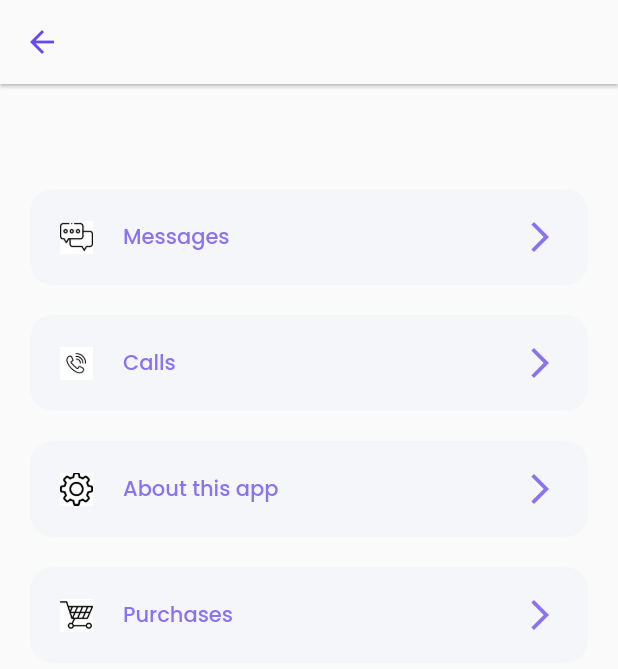
After one commit to sahzoda/education_app, a Flutter app: the screen it shows after launch, item 4 of the bottom bar chosen, after a tap on "Notifications", on a phone screen of 412 x 824 dp. The commit adds this screen. Shown: the top 669 px of the screen. Run offline on Flutter 3.47's test engine with Material 2 defaults, Android fonts, the phone set to English and light mode, and no system bars; our stand-ins replace video_player; network calls fail.

Commit message:
цуывксаемприо

```diff
--- a/lib/main.dart
+++ b/lib/main.dart
@@ -38,7 +38,7 @@ class MyApp extends StatelessWidget {
           ),
         ),
       ),
-      home: const BaseScreen(),
+      home:  BaseScreen(),
     );
   }
 }
--- a/lib/models/category.dart
+++ b/lib/models/category.dart
@@ -22,7 +22,7 @@ List<Category> categoryList = [
     thumbnail: 'assets/images/accounting.jpg',
   ),
   Category(
-    name: 'Photography',
+    name: 'SMM',
     noOfCourses: 16,
     thumbnail: 'assets/images/photography.jpg',
   ),
--- a/lib/screens/base_screen.dart
+++ b/lib/screens/base_screen.dart
@@ -30,6 +30,7 @@ class _BaseScreenState extends State<BaseScreen> {
         child: _widgetOptions.elementAt(_selectedIndex),
       ),
       bottomNavigationBar: BottomNavigationBar(
+
           type: BottomNavigationBarType.fixed,
           selectedItemColor: kPrimaryColor,
           backgroundColor: Colors.white,
--- a/lib/screens/course_screen.dart
+++ b/lib/screens/course_screen.dart
@@ -20,7 +20,7 @@ class _CourseScreenState extends State<CourseScreen> {
         body: SafeArea(
           bottom: false,
           child: Padding(
-            padding: const EdgeInsets.symmetric(horizontal: 20.0, vertical: 10),
+            padding: const EdgeInsets.symmetric(horizontal: 10.0, vertical: 7),
             child: Column(
               crossAxisAlignment: CrossAxisAlignment.start,
               children: [
@@ -46,7 +46,7 @@ class _CourseScreenState extends State<CourseScreen> {
                   ),
                 ),
                 const SizedBox(
-                  height: 15,
+                  height: 7,
                 ),
                 Expanded(
                   child: ListView.separated(
--- a/lib/screens/details_screen.dart
+++ b/lib/screens/details_screen.dart
@@ -68,7 +68,7 @@ class _DetailsScreenState extends State<DetailsScreen> {
                   height: 15,
                 ),
                 const Text(
-                  "Futter Novice to Ninja",
+                  "Futter ",
                   style: TextStyle(
                     fontWeight: FontWeight.w700,
                     fontSize: 18,
@@ -78,7 +78,7 @@ class _DetailsScreenState extends State<DetailsScreen> {
                   height: 3,
                 ),
                 const Text(
-                  "Created by DevWheels",
+                  "Created by ...",
                   style: TextStyle(
                     fontWeight: FontWeight.w500,
                     fontSize: 16,
@@ -282,7 +282,7 @@ class _EnrollBottomSheetState extends State<EnrollBottomSheet> {
               height: 45,
               width: 45,
               child: const Text(
-                "Enroll Now",
+                "Download",
                 style: TextStyle(
                   color: Colors.white,
                   fontSize: 18,
--- a/lib/screens/featuerd_screen.dart
+++ b/lib/screens/featuerd_screen.dart
@@ -172,7 +172,7 @@ class AppBar extends StatelessWidget {
             crossAxisAlignment: CrossAxisAlignment.start,
             children: [
               Text(
-                "Hello,\nGood Morning",
+                "Hello,\nUser",
                 style: Theme.of(context).textTheme.titleLarge,
               ),
               CircleButton(
--- a/lib/screens/my_learning.dart
+++ b/lib/screens/my_learning.dart
@@ -1,4 +1,3 @@
-import 'package:education_app/screens/details_screen.dart';
 import 'package:flutter/material.dart';
 
 class MyLearning extends StatelessWidget {
--- /dev/null
+++ b/lib/screens/notification_page.dart
@@ -0,0 +1,58 @@
+import 'package:education_app/constants/color.dart';
+import 'package:education_app/screens/profile.dart';
+import 'package:education_app/widgets/profile_menu.dart';
+import 'package:flutter/material.dart';
+
+
+class NotificationPage extends StatelessWidget {
+  @override
+  Widget build(BuildContext context) {
+    return Scaffold(
+      appBar: AppBar(
+        backgroundColor: Theme.of(context).scaffoldBackgroundColor,
+        elevation: 1,
+        leading: IconButton(
+          icon: Icon(
+            Icons.arrow_back,
+            color: kPrimaryColor,
+          ),
+          onPressed: () {
+            Navigator.push(context,MaterialPageRoute(builder: (context)=>Profile()));
+          },
+        ),
+          ),
+         body: Column(
+        children: [
+          // ProfilePic(),
+          SizedBox(height: 60),
+          // ProfileMenu(
+          //   text: "My Profile",
+
+
+          // ),
+          ProfileMenu(
+            text: "Messages",
+            image: "assets/images/message.png",
+            press: () {},
+          ),
+          ProfileMenu(
+            text: "Calls",
+            image: "assets/images/call.png",
+            press: () {},
+          ),
+          ProfileMenu(
+            text: "About this app",
+            image: "assets/images/setting.png",
+            press: () {},
+          ),
+          ProfileMenu(
+            text: "Purchases",
+            image: "assets/images/purchases.png",
+            press: () {},
+          ),
+        ],
+      ),
+
+    );
+  }
+}
--- a/lib/screens/profile.dart
+++ b/lib/screens/profile.dart
@@ -1,8 +1,9 @@
 import 'package:education_app/constants/color.dart';
+import 'package:education_app/screens/base_screen.dart';
+import 'package:education_app/widgets/body.dart';
 import 'package:education_app/widgets/profile_pic.dart';
 import 'package:flutter/material.dart';
 
-import '../widgets/body.dart';
 
 class Profile extends StatelessWidget {
   static String routeName = "/profile";
@@ -12,42 +13,40 @@ class Profile extends StatelessWidget {
   Widget build(BuildContext context) {
 
     return Scaffold(
+      appBar: AppBar(
+        backgroundColor: Theme.of(context).scaffoldBackgroundColor,
+        elevation: 1,
+        leading: IconButton(
+          icon: Icon(
+            Icons.arrow_back,
+            color: kPrimaryColor,
+          ),
+          onPressed: () {
+            Navigator.of(context).push(MaterialPageRoute(
+                  builder: (BuildContext context) => BaseScreen()));
 
-    //  appBar: AppBar(
-    //   backgroundColor: kPrimaryColor,
+          },
+        ),
+        // actions: [
+        //   IconButton(
+        //     icon: Icon(
+        //       Icons.settings,
+        //       color: kPrimaryColor,
+        //     ),
+        //     onPressed: () {
+        //       // Navigator.of(context).push(MaterialPageRoute(
+        //       //     builder: (BuildContext context) => Profile()));
+        //     },
+        //   ),
+        // ],
+      ),
+   body: Column(children: [
+    ProfilePic(),
 
-    //   leading: SizedBox(),
-    //   centerTitle: true,
-
-    // ),
-   body: Column(children: [
-          // Container(
-          //   // padding: const EdgeInsets.all(32.0),
-          //   height: 100.0,
-          //   width: 900,
-
-          //   //color: const Color(0xffDC1C17),
-          //   //color: const Color(0xffFFAB91),
-          //   decoration: new BoxDecoration(
-          //       color: Colors.grey.shade200,
-          //       borderRadius: new BorderRadius.only(
-          //           bottomLeft: const Radius.circular(105.0),
-          //           bottomRight: const Radius.circular(105.0))
-          //           ),
-            ProfilePic(),
-            // Center(
-            //   child: Image.asset(
-            //     "assets/images/flutter.jpg",
-            //     height: 200.0,
-            //     width: 900,
-            //   ),
-            // ),
             Body()
 
        ]   ),
-            // SizedBox(
-            //   height: 90,
-            // ),
+
 
       );
 
--- a/lib/widgets/body.dart
+++ b/lib/widgets/body.dart
@@ -1,3 +1,5 @@
+import 'package:education_app/screens/notification_page.dart';
+import 'package:education_app/screens/profile_edit.dart';
 import 'package:flutter/material.dart';
 
 import 'profile_menu.dart';
@@ -12,17 +14,22 @@ class Body extends StatelessWidget {
           // ProfilePic(),
           SizedBox(height: 60),
           ProfileMenu(
-            text: "My Account",
+            text: "My Profile",
             image: "assets/images/profile.png",
-            press: () => {},
+            press:(){
+              Navigator.push(context, MaterialPageRoute(builder: (context) => ProfileEdit()));
+            }
+             ,
           ),
           ProfileMenu(
             text: "Notifications",
             image: "assets/images/notification.png",
-            press: () {},
+            press: () {
+               Navigator.push(context, MaterialPageRoute(builder: (context) => NotificationPage()));
+            },
           ),
           ProfileMenu(
-            text: "Settings",
+            text: "Language",
             image: "assets/images/setting.png",
             press: () {},
           ),
--- a/lib/widgets/profile_menu.dart
+++ b/lib/widgets/profile_menu.dart
@@ -6,12 +6,12 @@ import 'package:flutter/material.dart';
 class ProfileMenu extends StatelessWidget {
   const ProfileMenu({
     Key? key,
-    required this.text,
-    required this.image,
+     this.text,
+     this.image,
     this.press,
   }) : super(key: key);
 
-  final String text, image;
+  final String? text, image;
   final VoidCallback? press;
 
   @override
@@ -30,11 +30,11 @@ class ProfileMenu extends StatelessWidget {
         child: Row(
           children: [
             Image.asset(
-              image,
+              image!,
               width: 22,
             ),
             SizedBox(width: 20),
-            Expanded(child: Text(text,style: TextStyle(color: kPrimaryLight),)),
+            Expanded(child: Text(text!,style: TextStyle(color: kPrimaryLight),)),
             Icon(Icons.arrow_forward_ios,color: kPrimaryLight,),
           ],
         ),
```
Also changed, not shown: lib/screens/profile_edit.dart (added, +195 -0 lines), lib/screens/wishlist.dart (+12 -12 lines), lib/widgets/custom_video_player.dart (+8 -2 lines), lib/widgets/profile_pic.dart (+23 -1 lines), pubspec.yaml (+8 -0 lines), assets/images/call.png (added), assets/images/language.png (added), assets/images/message.png (added), assets/images/purchases.png (added).
